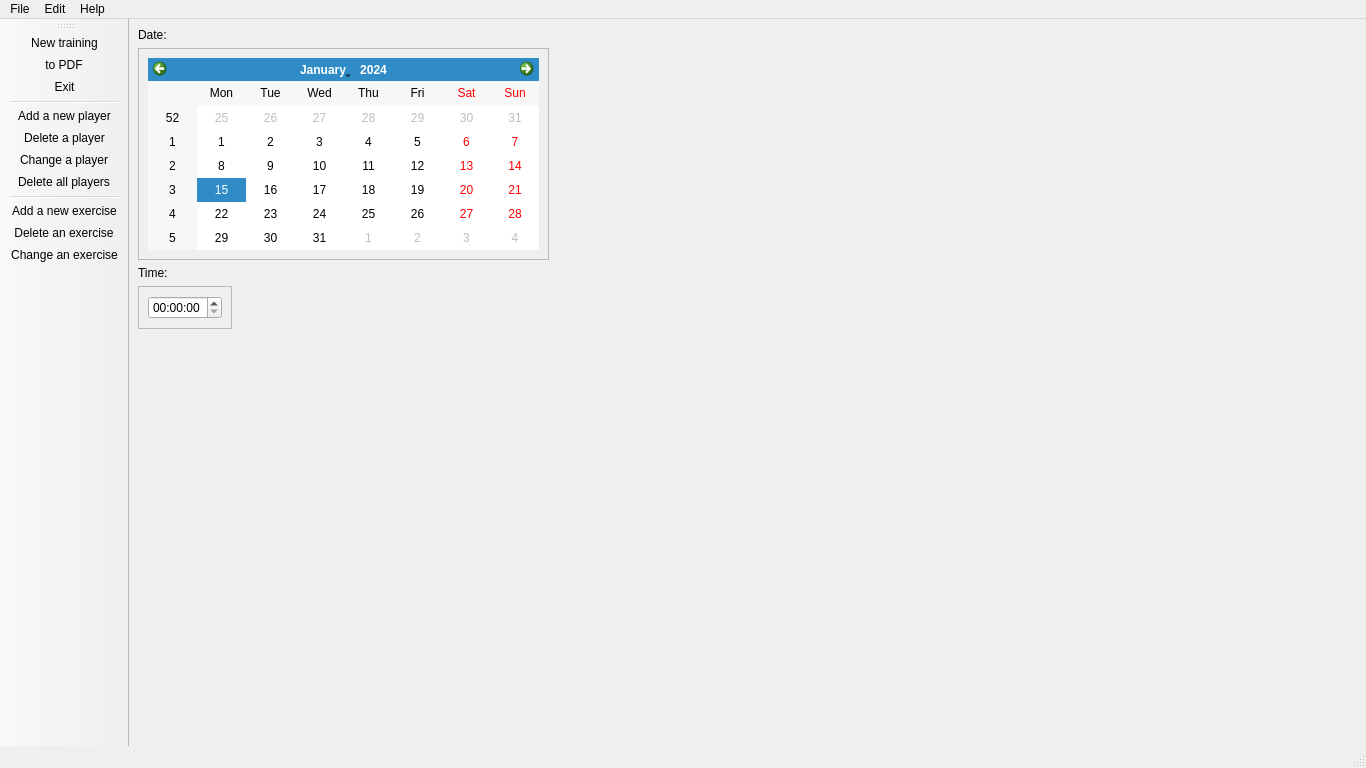
Qt form BVB_Manager/bvb_manager.ui (Sautenko-Andrey/BVB_Manager) before a commit.
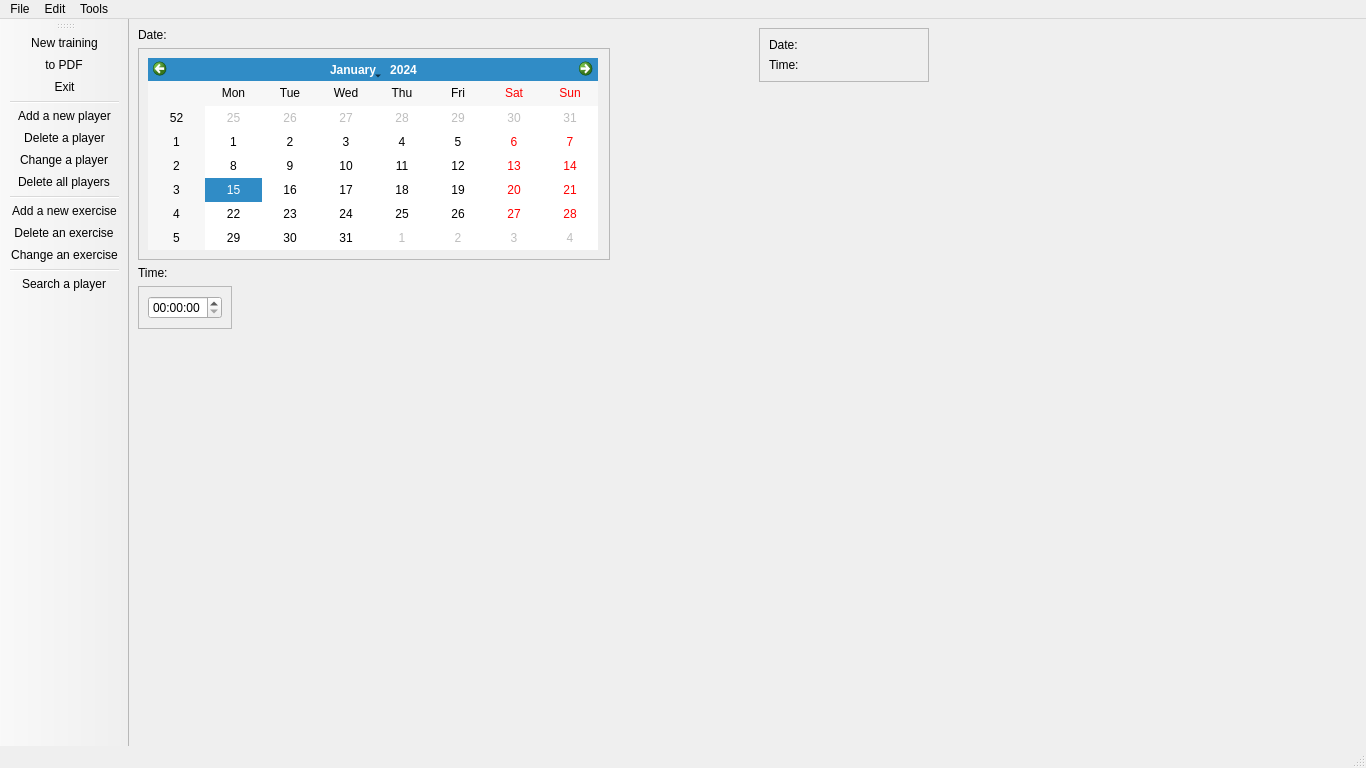
The same form after that commit. Icons and pictures are not drawn.

Commit message: added a <search player tool> and have been starting working on main window tools

```diff
--- a/BVB_Manager/bvb_manager.ui
+++ b/BVB_Manager/bvb_manager.ui
@@ -14,7 +14,7 @@
    <string>BVB_Manager</string>
   </property>
   <widget class="QWidget" name="centralwidget">
-   <layout class="QVBoxLayout" name="verticalLayout_6">
+   <layout class="QHBoxLayout" name="horizontalLayout_3">
     <item>
      <layout class="QHBoxLayout" name="horizontalLayout_2">
       <item>
@@ -123,7 +123,79 @@
         </property>
         <property name="sizeHint" stdset="0">
          <size>
-          <width>868</width>
+          <width>68</width>
+          <height>20</height>
+         </size>
+        </property>
+       </spacer>
+      </item>
+      <item>
+       <layout class="QVBoxLayout" name="verticalLayout_8">
+        <item>
+         <widget class="QFrame" name="frame_3">
+          <property name="frameShape">
+           <enum>QFrame::StyledPanel</enum>
+          </property>
+          <property name="frameShadow">
+           <enum>QFrame::Raised</enum>
+          </property>
+          <layout class="QVBoxLayout" name="verticalLayout_7">
+           <item>
+            <layout class="QVBoxLayout" name="verticalLayout_6">
+             <item>
+              <widget class="QLabel" name="dateSelectedLabel">
+               <property name="minimumSize">
+                <size>
+                 <width>150</width>
+                 <height>0</height>
+                </size>
+               </property>
+               <property name="text">
+                <string>Date:</string>
+               </property>
+              </widget>
+             </item>
+             <item>
+              <widget class="QLabel" name="timeSelectedLabel">
+               <property name="minimumSize">
+                <size>
+                 <width>150</width>
+                 <height>0</height>
+                </size>
+               </property>
+               <property name="text">
+                <string>Time:</string>
+               </property>
+              </widget>
+             </item>
+            </layout>
+           </item>
+          </layout>
+         </widget>
+        </item>
+        <item>
+         <spacer name="verticalSpacer_2">
+          <property name="orientation">
+           <enum>Qt::Vertical</enum>
+          </property>
+          <property name="sizeHint" stdset="0">
+           <size>
+            <width>20</width>
+            <height>518</height>
+           </size>
+          </property>
+         </spacer>
+        </item>
+       </layout>
+      </item>
+      <item>
+       <spacer name="horizontalSpacer_3">
+        <property name="orientation">
+         <enum>Qt::Horizontal</enum>
+        </property>
+        <property name="sizeHint" stdset="0">
+         <size>
+          <width>428</width>
           <height>20</height>
          </size>
         </property>
@@ -162,14 +234,14 @@
     <addaction name="actionDelete_an_exercise"/>
     <addaction name="actionChange_an_exercise"/>
    </widget>
-   <widget class="QMenu" name="menuHelp">
+   <widget class="QMenu" name="menuTools">
     <property name="title">
-     <string>Help</string>
+     <string>Tools</string>
     </property>
    </widget>
    <addaction name="menuFile"/>
    <addaction name="menuEdit"/>
-   <addaction name="menuHelp"/>
+   <addaction name="menuTools"/>
   </widget>
   <widget class="QStatusBar" name="statusbar"/>
   <widget class="QToolBar" name="toolBar">
@@ -194,6 +266,8 @@
    <addaction name="actionAdd_a_new_exercise"/>
    <addaction name="actionDelete_an_exercise"/>
    <addaction name="actionChange_an_exercise"/>
+   <addaction name="separator"/>
+   <addaction name="actionSearch_a_player"/>
   </widget>
   <action name="actionNew_training">
    <property name="icon">
@@ -285,6 +359,15 @@
     <string>Change an exercise</string>
    </property>
   </action>
+  <action name="actionSearch_a_player">
+   <property name="icon">
+    <iconset resource="res.qrc">
+     <normaloff>:/images/search_player.png</normaloff>:/images/search_player.png</iconset>
+   </property>
+   <property name="text">
+    <string>Search a player</string>
+   </property>
+  </action>
  </widget>
  <resources>
   <include location="res.qrc"/>
```
Left out of the diff: 1 changed line with no effect on the pictures. The commit also changes 14 other files.
